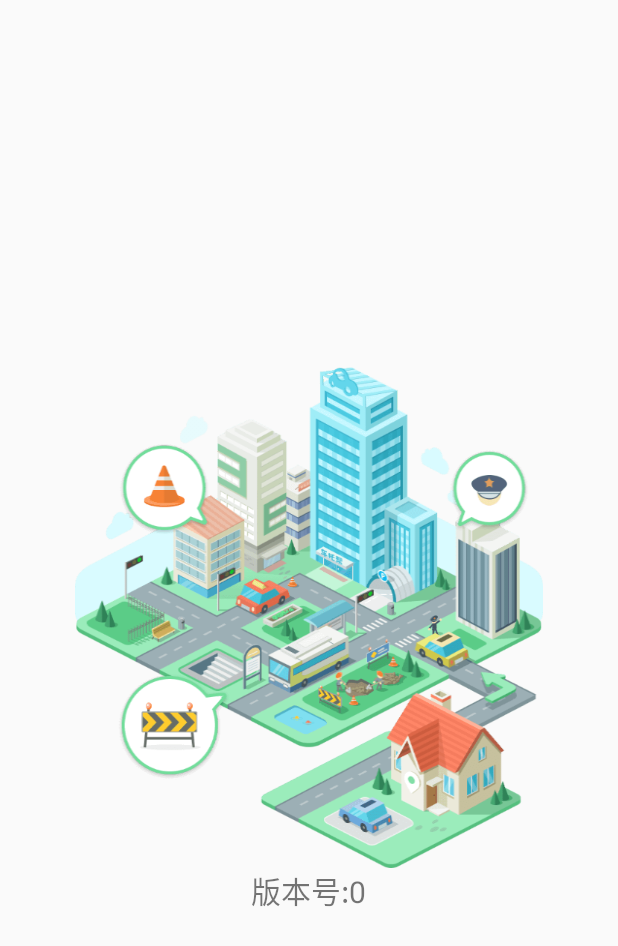
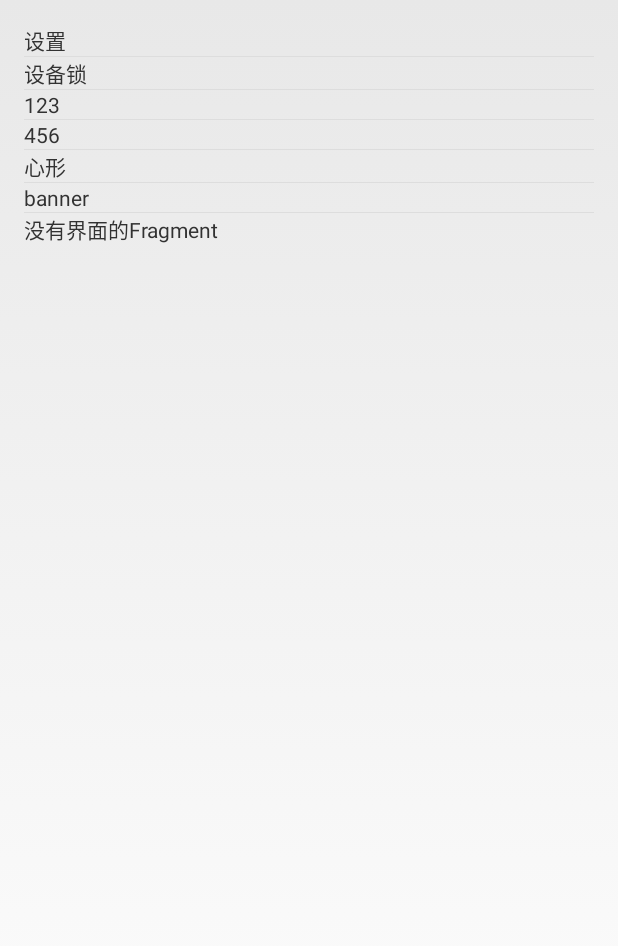
Before and after one commit to limitlc/PhoneSafe, an Android app: the screen it shows after launch (SplashActivity before the commit, MainActivity after it), on a phone screen of 412 x 824 dp. Shown: the top 946 px of the screen. Run offline under Robolectric (Android 15) with nearby library versions, the phone set to English and light mode, and no system bars.

Commit message:
友盟更新完成,首页现在看卡怎么写吧

```diff
--- /dev/null
+++ b/app/src/main/java/com/paxw/phonesafe/activity/MainActivity.java
@@ -0,0 +1,31 @@
+package com.paxw.phonesafe.activity;
+
+import android.os.Bundle;
+import android.widget.ArrayAdapter;
+import android.widget.ListView;
+
+import com.paxw.phonesafe.myapplication.R;
+
+import java.util.ArrayList;
+import java.util.Arrays;
+import java.util.List;
+
+public class MainActivity extends BaseActivity {
+
+    private ListView grid;
+
+    @Override
+    protected void onCreate(Bundle savedInstanceState) {
+        super.onCreate(savedInstanceState);
+
+    }
+    private List<String> mData = new ArrayList<>(Arrays.asList(
+            "设置", "设备锁", "123", "456", "心形", "banner", "没有界面的Fragment"));
+    @Override
+    protected void initView() {
+        setContentView(R.layout.activity_main);
+        grid = (ListView) findViewById(R.id.gridView);
+        grid.setAdapter(new ArrayAdapter<>(this, R.layout.main_activity_list_item, mData));
+    }
+
+}
--- a/app/src/main/java/com/paxw/phonesafe/activity/SplashActivity.java
+++ b/app/src/main/java/com/paxw/phonesafe/activity/SplashActivity.java
@@ -1,5 +1,6 @@
 package com.paxw.phonesafe.activity;
 
+import android.content.Intent;
 import android.content.pm.PackageInfo;
 import android.content.pm.PackageManager;
 import android.os.Bundle;
@@ -8,7 +9,11 @@ import android.widget.TextView;
 
 import com.paxw.phonesafe.myapplication.R;
 import com.paxw.phonesafe.utils.ToastUtil;
+import com.umeng.update.UmengDialogButtonListener;
 import com.umeng.update.UmengUpdateAgent;
+import com.umeng.update.UmengUpdateListener;
+import com.umeng.update.UpdateResponse;
+import com.umeng.update.UpdateStatus;
 
 import java.util.Timer;
 import java.util.TimerTask;
@@ -17,26 +22,61 @@ public class SplashActivity extends BaseActivity{
 
     private ImageView image;
     private TextView version;
+    private TimerTask task;
+    private Timer timer;
 
     @Override
     protected void onCreate(Bundle savedInstanceState) {
         super.onCreate(savedInstanceState);
+        UmengUpdateAgent.setUpdateOnlyWifi(false);
+        UmengUpdateAgent.setUpdateAutoPopup(false);
+        UmengUpdateAgent.setUpdateListener(new UmengUpdateListener() {
+            @Override
+            public void onUpdateReturned(int updateStatus, UpdateResponse updateResponse) {
+                switch (updateStatus) {
+                    case UpdateStatus.Yes: // has update
+                        timer.cancel();
+                        UmengUpdateAgent.showUpdateDialog(SplashActivity.this, updateResponse);
+                        break;
+                    case UpdateStatus.No: // has no update
+                        break;
+                    case UpdateStatus.NoneWifi: // none wifi
+                        break;
+                    case UpdateStatus.Timeout: // time out
+                        break;
+                }
+            }
+        });
+        UmengUpdateAgent.setDialogListener(new UmengDialogButtonListener() {
 
+            @Override
+            public void onClick(int status) {
+                switch (status) {
+                    case UpdateStatus.Update:
+//                        Toast.makeText(mContext, "User chooses update.", Toast.LENGTH_SHORT).show();
+                        break;
+                    case UpdateStatus.Ignore:
+                    case UpdateStatus.NotNow:
+                       intoMainActivity();
+                        break;
+                }
+            }
+        });
+
+        UmengUpdateAgent.update(this);
 
     }
 
 
     protected void initView() {
-        //友盟的更新配置是否正确的的配置
-        UmengUpdateAgent.setUpdateAutoPopup(false);
-        UmengUpdateAgent.setUpdateOnlyWifi(false);
-        UmengUpdateAgent.update(this);
+
+
         setContentView(R.layout.activity_first);
         image = (ImageView) findViewById(R.id.splash_image_view);
         version = (TextView) findViewById(R.id.version_text);
         version.setText("版本号:" + getVersion());
-        Timer timer = new Timer();
-        TimerTask task =new TimerTask(){
+        timer = new Timer();
+        task = new TimerTask(){
 
             /**
              * The task to run should be specified in the implementation of the {@code run()}
@@ -48,7 +88,7 @@ public class SplashActivity extends BaseActivity{
                     @Override
                     public void run() {
                         //// TODO: 跳转到下一个界面
-                        ToastUtil.showToast("时间到了要执行下一个界面了");
+                        intoMainActivity();
                     }
                 });
             }
@@ -67,4 +107,11 @@ public class SplashActivity extends BaseActivity{
             return "";
         }
     }
+    private void intoMainActivity(){
+        //// TODO: 2015/12/14  tiaozhuan
+        ToastUtil.showToast("马上就要跳转了啊");
+        Intent intent = new Intent(this,MainActivity.class);
+        startActivity(intent);
+        finish();
+    }
 }
--- /dev/null
+++ b/app/src/main/res/layout/activity_main.xml
@@ -0,0 +1,17 @@
+<?xml version="1.0" encoding="utf-8"?>
+<RelativeLayout xmlns:android="http://schemas.android.com/apk/res/android"
+    xmlns:tools="http://schemas.android.com/tools"
+    android:layout_width="match_parent"
+    android:layout_height="match_parent"
+    android:paddingBottom="@dimen/activity_vertical_margin"
+    android:paddingLeft="@dimen/activity_horizontal_margin"
+    android:paddingRight="@dimen/activity_horizontal_margin"
+    android:paddingTop="@dimen/activity_vertical_margin"
+    tools:context="com.paxw.phonesafe.activity.MainActivity">
+
+    <ListView
+        android:layout_width="wrap_content"
+        android:layout_height="wrap_content"
+        android:id="@+id/gridView"
+        />
+</RelativeLayout>
--- /dev/null
+++ b/app/src/main/res/layout/main_activity_list_item.xml
@@ -0,0 +1,8 @@
+<?xml version="1.0" encoding="utf-8"?>
+<TextView xmlns:android="http://schemas.android.com/apk/res/android"
+    android:layout_width="match_parent"
+    android:layout_height="wrap_content">
+
+
+\
+</TextView>
```
Also changed, not shown: app/build.gradle (+15 -1 lines), app/src/main/AndroidManifest.xml (+25 -12 lines), 1 other file.
